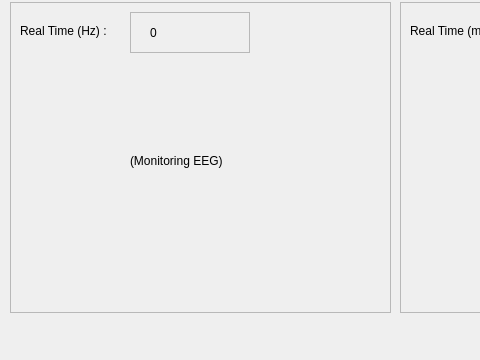
This is sistem-kursi-relaksasi.ui in bimanjayaaji/relaxation-chair-GUI as Qt 5 draws it before an edit; both pictures show x 0 to 480 and y 238 to 598 of the 799 by 598 pixel window. The edited form follows.
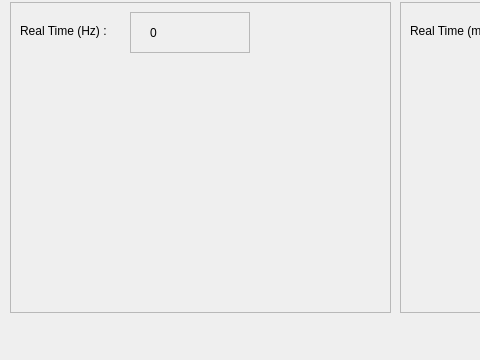
This is the edited form. Custom widgets are drawn as their Qt base class.

```diff
--- a/sistem-kursi-relaksasi.ui
+++ b/sistem-kursi-relaksasi.ui
@@ -160,19 +160,6 @@
     <property name="frameShadow">
      <enum>QFrame::Raised</enum>
     </property>
-    <widget class="QLabel" name="label_4">
-     <property name="geometry">
-      <rect>
-       <x>120</x>
-       <y>150</y>
-       <width>121</width>
-       <height>17</height>
-      </rect>
-     </property>
-     <property name="text">
-      <string>(Monitoring EEG)</string>
-     </property>
-    </widget>
     <widget class="QLabel" name="label_8">
      <property name="geometry">
       <rect>
@@ -215,6 +202,16 @@
       </property>
      </widget>
     </widget>
+    <widget class="MplWidget" name="MplWidget" native="true">
+     <property name="geometry">
+      <rect>
+       <x>-1</x>
+       <y>59</y>
+       <width>381</width>
+       <height>251</height>
+      </rect>
+     </property>
+    </widget>
    </widget>
    <widget class="QFrame" name="frame_3">
     <property name="geometry">
@@ -381,6 +378,14 @@
   </widget>
   <widget class="QStatusBar" name="statusbar"/>
  </widget>
+ <customwidgets>
+  <customwidget>
+   <class>MplWidget</class>
+   <extends>QWidget</extends>
+   <header>mplwidget.h</header>
+   <container>1</container>
+  </customwidget>
+ </customwidgets>
  <resources/>
  <connections/>
 </ui>
```
